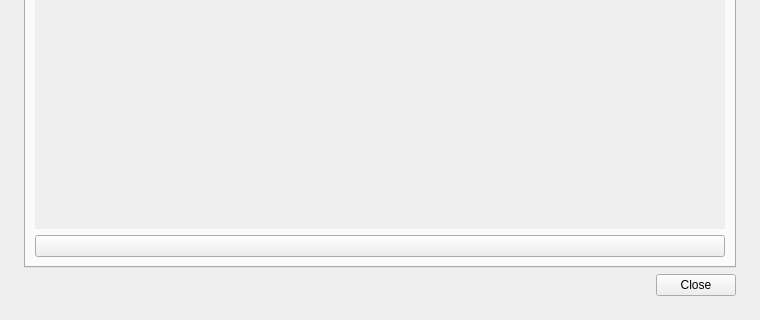
Before: the Qt Designer form hsync_desktop/ui/about_dialog.ui in albertsdk/hsync-desktop, drawn with Qt 5; both pictures show x 0 to 760 and y 240 to 560 of the 760 by 560 pixel window.
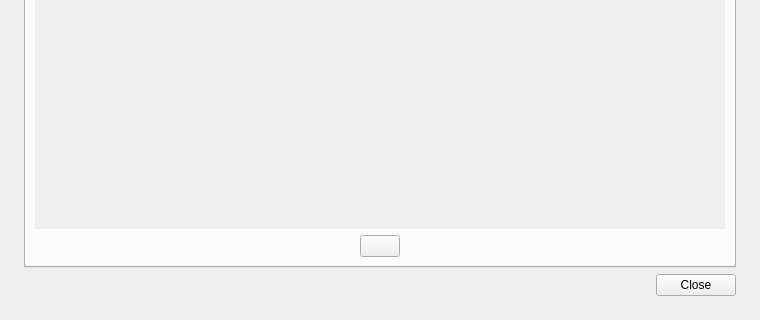
After: the same form once the commit is applied. The open tabs and pages were chosen to show the change.

Commit message: style(about): centre the contributors link

What changed in the file:
```diff
--- a/hsync_desktop/ui/about_dialog.ui
+++ b/hsync_desktop/ui/about_dialog.ui
@@ -191,11 +191,41 @@
         </widget>
        </item>
        <item>
+        <layout class="QHBoxLayout" name="fullListLayout">
+         <item>
+          <spacer name="fullListLeftSpacer">
+           <property name="orientation">
+            <enum>Qt::Orientation::Horizontal</enum>
+           </property>
+           <property name="sizeHint" stdset="0">
+            <size>
+             <width>40</width>
+             <height>20</height>
+            </size>
+           </property>
+          </spacer>
+         </item>
+         <item>
         <widget class="QPushButton" name="btnFullList">
          <property name="text">
           <string/>
          </property>
         </widget>
+         </item>
+         <item>
+          <spacer name="fullListRightSpacer">
+           <property name="orientation">
+            <enum>Qt::Orientation::Horizontal</enum>
+           </property>
+           <property name="sizeHint" stdset="0">
+            <size>
+             <width>40</width>
+             <height>20</height>
+            </size>
+           </property>
+          </spacer>
+         </item>
+        </layout>
        </item>
       </layout>
      </widget>
```
Lines whose indentation alone changed are shown as unchanged.
